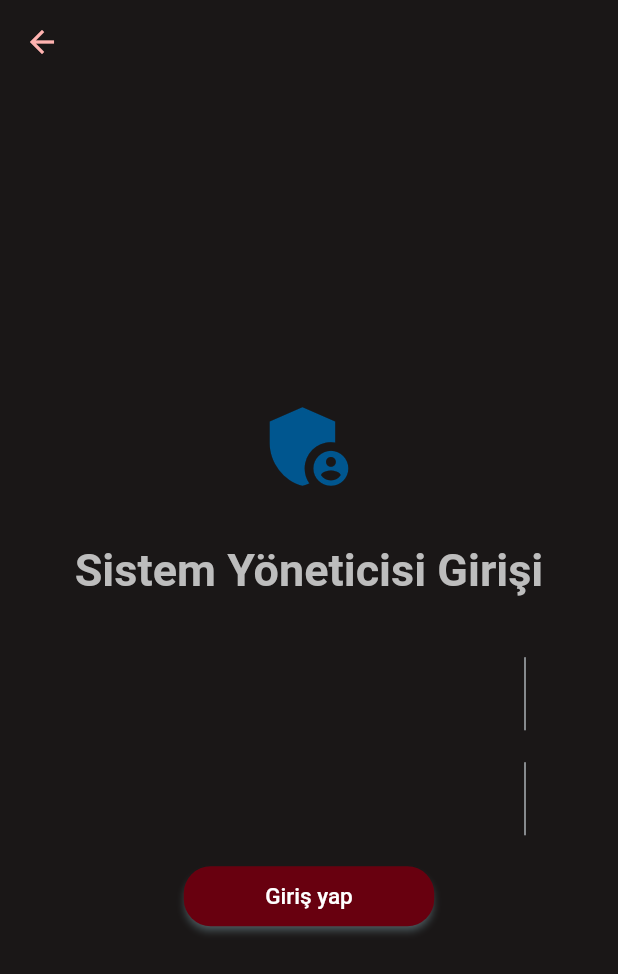
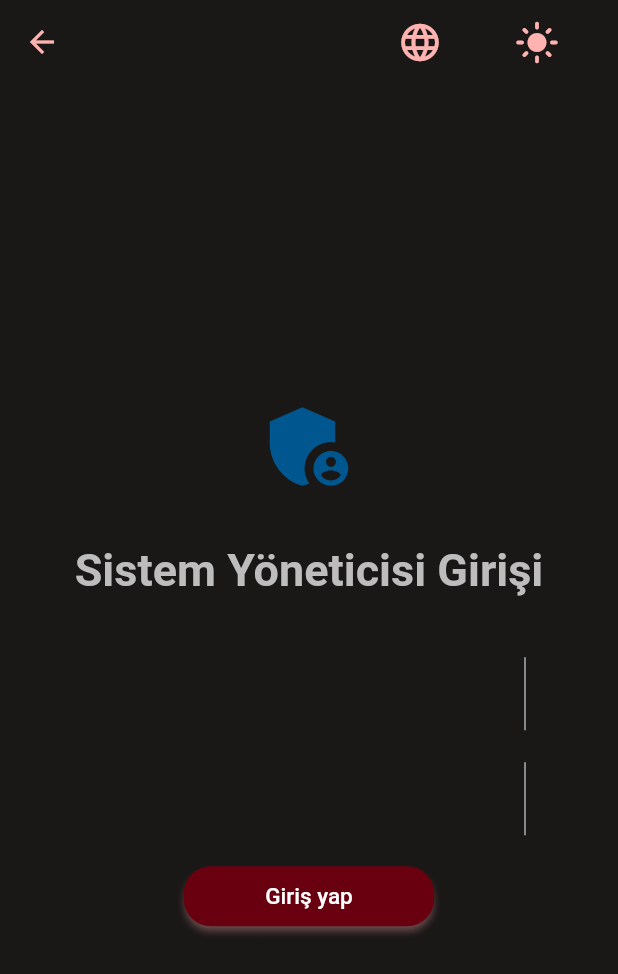
Before and after one commit to begumzengin/ParsyBot, a Flutter app: the DarkAdminLogin screen opened directly, on a phone screen of 412 x 824 dp. Shown: the top 974 px of the screen. Run offline on Flutter 3.47's test engine with Material 2 defaults, Android fonts, the phone set to English and light mode, and no system bars; missing offline and left inert: dart:html.

Commit message:
Added app bar buttons to dark and light admin login pages

```diff
--- a/parsybot/lib/screens/dark_admin_login.dart
+++ b/parsybot/lib/screens/dark_admin_login.dart
@@ -1,5 +1,8 @@
+import 'dart:html';
+
 import 'package:parsybot/constants.dart';
 import 'package:flutter/material.dart';
+import 'package:parsybot/screens/light_admin_login.dart';
 
 class DarkAdminLogin extends StatelessWidget {
   @override
@@ -9,6 +12,23 @@ class DarkAdminLogin extends StatelessWidget {
           elevation: 0,
           backgroundColor: darkBgLanding,
           iconTheme: IconThemeData(color: buttonColor),
+          actions: <Widget>[
+            Padding(
+                padding: EdgeInsets.only(right: 30.0),
+                child: IconButton(
+                  onPressed: () {},
+                  icon: Icon(Icons.language, color: buttonColor, size: 30),
+                )),
+            Padding(
+                padding: EdgeInsets.only(right: 30.0),
+                child: IconButton(
+                  onPressed: () {
+                    Navigator.push(context,
+                        MaterialPageRoute(builder: (context) => AdminLogin()));
+                  },
+                  icon: Icon(Icons.light_mode, color: buttonColor, size: 30),
+                ))
+          ],
         ),
         backgroundColor: darkBgLanding,
         body: SafeArea(
@@ -35,7 +55,7 @@ class DarkAdminLogin extends StatelessWidget {
                 child: Container(
                     decoration: BoxDecoration(
                       color: Color(0xFFAAB0B5),
-                      border: Border.all(color: pickledBluewood),
+                      border: Border.all(color: changeLanguage),
                       borderRadius: BorderRadius.circular(20),
                     ),
                     child: Padding(
@@ -54,7 +74,7 @@ class DarkAdminLogin extends StatelessWidget {
                 child: Container(
                   decoration: BoxDecoration(
                     color: Color(0xFFAAB0B5),
-                    border: Border.all(color: pickledBluewood),
+                    border: Border.all(color: changeLanguage),
                     borderRadius: BorderRadius.circular(20),
                   ),
                   child: Padding(
@@ -80,7 +100,8 @@ class DarkAdminLogin extends StatelessWidget {
                     style: ButtonStyle(
                       backgroundColor:
                           MaterialStateProperty.all<Color>(darkPrimary),
-                      shadowColor: MaterialStateProperty.all<Color>(sinbad),
+                      shadowColor:
+                          MaterialStateProperty.all<Color>(buttonColor),
                       shape: MaterialStateProperty.all<RoundedRectangleBorder>(
                           RoundedRectangleBorder(
                               borderRadius: BorderRadius.circular(18.0))),
```
Also changed, not shown: parsybot/lib/screens/light_admin_login.dart (+20 -0 lines).
